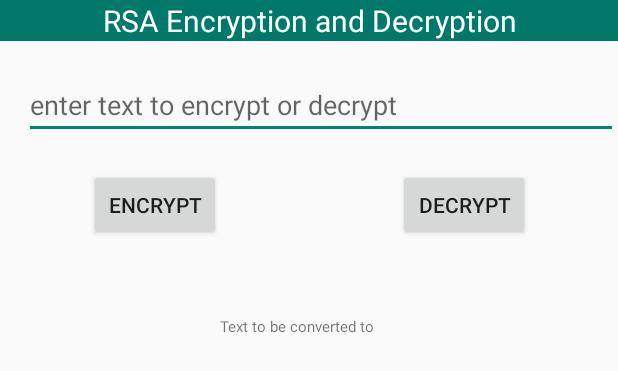
After one commit to spdobest/AndroidWorld, an Android app: the layout activity_rsa_encryption.xml on its own in the app's theme, with its tools: preview values and no code run, on a phone screen of 412 x 824 dp. The commit adds this screen. Shown: the top 371 px of the screen. Run offline under Robolectric (Android 15) with nearby library versions, the phone set to English and light mode, and no system bars.

Commit message:
added encryption and decription using android keystore key

```diff
--- /dev/null
+++ b/app/src/main/res/layout/activity_rsa_encryption.xml
@@ -0,0 +1,76 @@
+<?xml version="1.0" encoding="utf-8"?>
+<androidx.constraintlayout.widget.ConstraintLayout xmlns:android="http://schemas.android.com/apk/res/android"
+        xmlns:app="http://schemas.android.com/apk/res-auto"
+        xmlns:tools="http://schemas.android.com/tools"
+        android:layout_width="match_parent"
+        android:layout_height="match_parent"
+        tools:context="spm.androidworld.all.RsaEncryptionActivity">
+
+    <androidx.appcompat.widget.AppCompatTextView
+            android:id="@+id/appCompatTextView"
+            android:layout_width="match_parent"
+            android:layout_height="wrap_content"
+            android:background="@color/colorPrimaryDark"
+            android:gravity="center"
+            android:text="RSA Encryption and Decryption"
+            android:textColor="@color/white"
+            android:textSize="@dimen/dimen_20sp"
+            app:layout_constraintEnd_toEndOf="parent"
+            app:layout_constraintHorizontal_bias="0.0"
+            app:layout_constraintStart_toStartOf="parent"
+            app:layout_constraintTop_toTopOf="parent" />
+
+
+    <androidx.appcompat.widget.AppCompatEditText
+            android:id="@+id/appCompatEditText"
+            android:layout_width="match_parent"
+            android:layout_height="wrap_content"
+            android:layout_marginStart="16dp"
+            android:layout_marginTop="@dimen/dimen_20dp"
+            android:hint="enter text to encrypt or decrypt"
+            app:layout_constraintStart_toStartOf="parent"
+            app:layout_constraintTop_toBottomOf="@+id/appCompatTextView" />
+
+
+    <androidx.constraintlayout.widget.Guideline
+            android:id="@+id/guideline1"
+            android:layout_width="@dimen/dimen_10dp"
+            android:layout_height="1dp"
+            android:orientation="vertical"
+            app:layout_constraintGuide_percent="0.5" />
+
+    <androidx.appcompat.widget.AppCompatButton
+            android:id="@+id/buttonEncrypt"
+            android:layout_width="wrap_content"
+            android:layout_height="wrap_content"
+            android:layout_marginTop="@dimen/dimen_20dp"
+            android:text="Encrypt"
+            app:layout_constraintEnd_toStartOf="@+id/guideline1"
+            app:layout_constraintStart_toStartOf="parent"
+            app:layout_constraintTop_toBottomOf="@+id/appCompatEditText" />
+
+    <androidx.appcompat.widget.AppCompatButton
+            android:id="@+id/buttonDncrypt"
+            android:layout_width="wrap_content"
+            android:layout_height="wrap_content"
+            android:layout_marginTop="@dimen/dimen_20dp"
+            android:text="Decrypt"
+            app:layout_constraintEnd_toEndOf="parent"
+            app:layout_constraintStart_toStartOf="@+id/guideline1"
+            app:layout_constraintTop_toBottomOf="@+id/appCompatEditText" />
+
+
+    <androidx.appcompat.widget.AppCompatTextView
+            android:id="@+id/tvEncryptOrDecrypt"
+            android:layout_width="match_parent"
+            android:layout_height="wrap_content"
+            android:layout_marginTop="@dimen/dimen_50dp"
+            android:layout_marginEnd="16dp"
+            android:gravity="center"
+            android:text="Text to be converted to"
+            android:textIsSelectable="true"
+            android:textSize="@dimen/dimen_10sp"
+            app:layout_constraintEnd_toEndOf="parent"
+            app:layout_constraintTop_toBottomOf="@+id/buttonEncrypt" />
+
+</androidx.constraintlayout.widget.ConstraintLayout>
--- a/app/src/main/res/layout/include_error.xml
+++ b/app/src/main/res/layout/include_error.xml
@@ -17,7 +17,6 @@
         android:layout_height="wrap_content"
         android:layout_centerInParent="true"
         android:layout_gravity="center"
-        android:fontFamily="@font/roboto_light"
         android:gravity="center"
         android:padding="@dimen/dimen_10dp"
         android:textColor="@color/colorAccent"
@@ -31,8 +30,6 @@
         android:layout_below="@+id/textViewErrorTitle"
         android:layout_centerHorizontal="true"
         android:layout_marginTop="@dimen/dimen_30dp"
-        android:background="@drawable/button_selector_default"
-        android:fontFamily="@font/roboto_light"
         android:text="@string/retry"
         android:textColor="@color/white"
         android:textSize="@dimen/dimen_12sp" />
--- a/app/src/main/res/layout/include_progress.xml
+++ b/app/src/main/res/layout/include_progress.xml
@@ -6,7 +6,6 @@
     android:layout_height="@dimen/dimen_40dp"
     android:layout_centerInParent="true"
     android:layout_gravity="center"
-    android:background="@drawable/circular_bg"
     android:padding="@dimen/dimen_5dp"
     android:visibility="gone"
     tools:visibility="visible" />
--- a/app/src/main/res/values/styles.xml
+++ b/app/src/main/res/values/styles.xml
@@ -114,9 +114,4 @@
         <item name="android:colorControlNormal" tools:ignore="NewApi">?colorControlNormal</item>
     </style>
 
-    <style name="styleDialogFragment">
-        <item name="android:windowEnterAnimation">@anim/pop_up</item>
-        <item name="android:windowExitAnimation">@anim/pop_down</item>
-    </style>
-
 </resources>
```
Also changed, not shown: app/build.gradle (+22 -8 lines), app/src/main/AndroidManifest.xml (+11 -4 lines), app/src/main/java/spm/androidworld/all/RsaEncryptionActivity.kt (added, +50 -0 lines), app/src/main/java/spm/androidworld/all/security/KeyStoreHelper.java (+377 -0 lines), app/src/main/res/drawable/ic_fingerprint_black_24dp.xml (added, +9 -0 lines), app/src/main/res/layout/toolbar_base.xml (deleted, +0 -120 lines), app/src/main/res/values/widgets_style.xml (+0 -11 lines), 1 other file.
